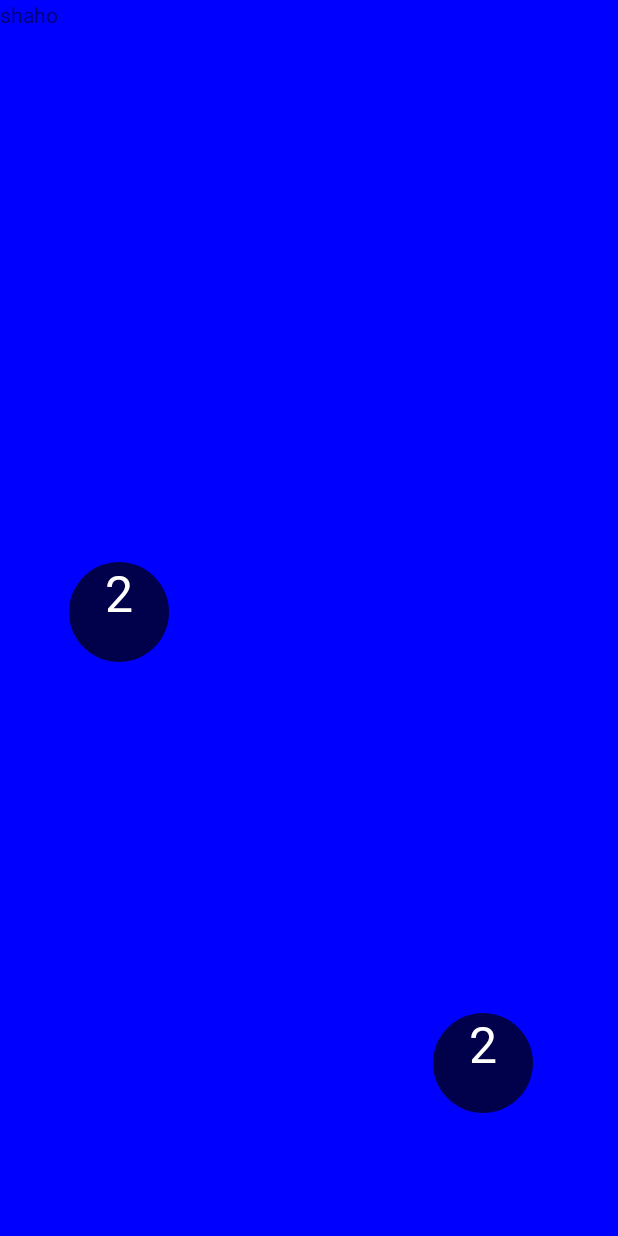
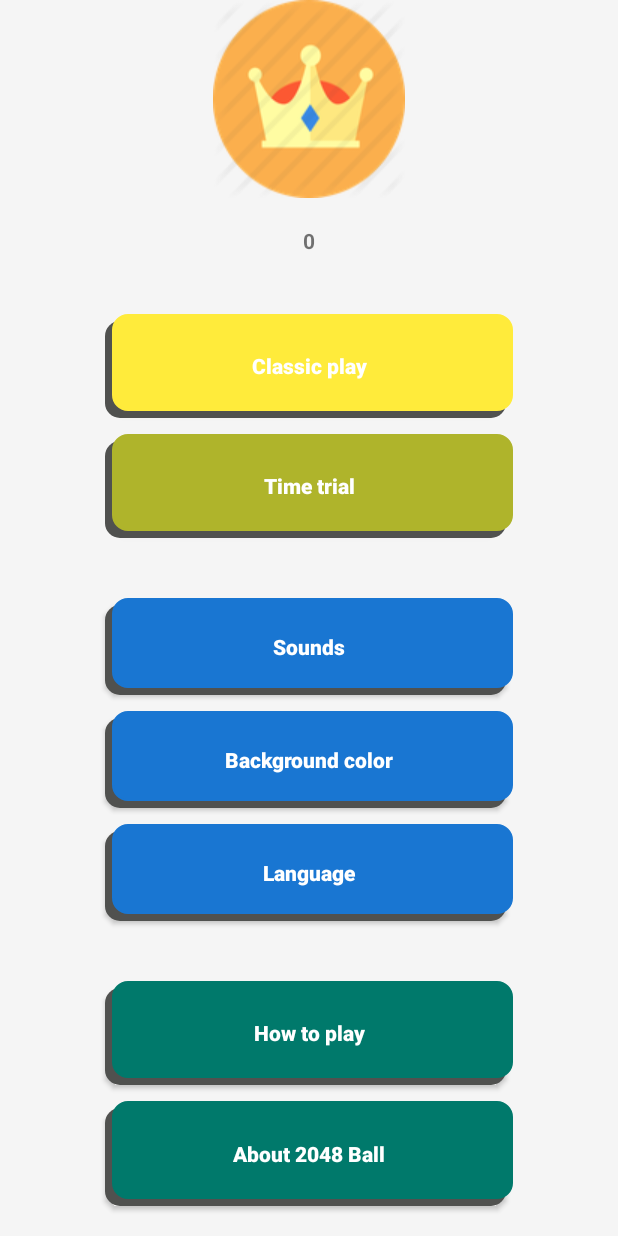
Before and after one commit to ShahoBashoki/2048Ball2, an Android app: the screen it shows after launch (MainActivity before the commit, MenuActivity after it), on a phone screen of 412 x 824 dp. Run offline under Robolectric (Android 15) with nearby library versions, the light colour scheme and no system bars.

Commit message:
version 4.0

```diff
--- a/app/src/main/AndroidManifest.xml
+++ b/app/src/main/AndroidManifest.xml
@@ -9,6 +9,11 @@
         android:roundIcon="@mipmap/ic_launcher_round"
         android:supportsRtl="true"
         android:theme="@style/AppTheme">
+        <activity
+            android:name=".MenuActivity"
+            android:theme="@style/FullScreen">
+
+        </activity>
         <activity
             android:name=".MainActivity"
             android:theme="@style/FullScreen">
--- a/app/src/main/java/com/savar/a2048ball/BallView.java
+++ b/app/src/main/java/com/savar/a2048ball/BallView.java
@@ -70,6 +70,7 @@ public class BallView extends View
                 canvas.drawCircle(MainActivity.xPos.get(x), MainActivity.yPos.get(x), MainActivity.radius.get(x), paint);
                 paint.setColor(Color.WHITE);
                 canvas.drawText(MainActivity.type.get(x) + "", MainActivity.xPos.get(x), MainActivity.yPos.get(x), paint);
+                MainActivity.txt.setText(MainActivity.score+"");
                 invalidate();
 //            }
         }
--- a/app/src/main/java/com/savar/a2048ball/MainActivity.java
+++ b/app/src/main/java/com/savar/a2048ball/MainActivity.java
@@ -26,7 +26,7 @@ import java.util.Random;
 
 public class MainActivity extends Activity implements SensorEventListener2
 {
-    private int score=0;
+    public static int score=0;
 
     public static ArrayList<Float> xPos=new ArrayList<Float>();
     private ArrayList<Float> xVel=new ArrayList<Float>();
@@ -65,7 +65,7 @@ public class MainActivity extends Activity implements SensorEventListener2
     protected void onCreate(Bundle savedInstanceState)
     {
         super.onCreate(savedInstanceState);
-        final BallView ballView = new BallView(this);
+        BallView ballView = new BallView(this);
         ballView.setBackgroundResource(R.color.colorBallView);
         setContentView(R.layout.activity_main);
         setRequestedOrientation(ActivityInfo.SCREEN_ORIENTATION_PORTRAIT);
@@ -73,16 +73,7 @@ public class MainActivity extends Activity implements SensorEventListener2
 
         screen=(RelativeLayout) findViewById(R.id.screen);
         txt=(TextView) findViewById(R.id.txt);
-        screen.setBackgroundColor(Color.BLUE);
-        txt.setText("shaho");
-
-       // ballView.setBackgroundColor(Color.GREEN);
-        ballView.setX(0);
-        ballView.setY(0);
-
         screen.addView(ballView);
-
-//        ballView.bringToFront();
 
         R1=rand.nextInt((255 - 0) + 1) + 0;
         G1=rand.nextInt((255 - 0) + 1) + 0;
@@ -103,7 +94,7 @@ public class MainActivity extends Activity implements SensorEventListener2
                         @Override
                         public void run()
                         {
-                            ObjectAnimator colorFade = ObjectAnimator.ofObject(ballView, "backgroundColor", new ArgbEvaluator(), Color.argb(0, R1, G1, B1), Color.argb(0, R2, G2, B2));
+                            ObjectAnimator colorFade = ObjectAnimator.ofObject(screen, "backgroundColor", new ArgbEvaluator(), Color.argb(255, R1, G1, B1), Color.argb(255, R2, G2, B2));
                             colorFade.setDuration(7000);
                             colorFade.start();
                         }
@@ -151,7 +142,6 @@ public class MainActivity extends Activity implements SensorEventListener2
             double a=Math.pow(n-xRandom,2);
             double r=2500.0;
             double b=Math.sqrt(r-a);
-            Log.i("shaho",xRandom+"///"+yRandom+"///"+a+"///"+n+"///////"+b);
             for (int u = (int) (yRandom-b); u<=yRandom+b; u++)
                 Location[n][u]=1;
         }
@@ -185,7 +175,6 @@ public class MainActivity extends Activity implements SensorEventListener2
             double a=Math.pow(n-xRandom,2);
             double r=2500.0;
             double b=Math.sqrt(r-a);
-            Log.i("shaho",n+"///////"+b);
             for (int u = (int) (yRandom-b);u<=yRandom+b;u++)
                 Location[n][u]=1;
         }
--- /dev/null
+++ b/app/src/main/java/com/savar/a2048ball/MenuActivity.java
@@ -0,0 +1,33 @@
+package com.savar.a2048ball;
+
+import android.app.Activity;
+import android.content.Intent;
+import android.content.pm.ActivityInfo;
+import android.os.Bundle;
+import android.view.View;
+import android.widget.Button;
+
+public class MenuActivity extends Activity
+{
+    Button btnClassicPlay;
+
+    @Override
+    protected void onCreate( Bundle savedInstanceState)
+    {
+        super.onCreate(savedInstanceState);
+        setContentView(R.layout.activity_menu);
+        setRequestedOrientation(ActivityInfo.SCREEN_ORIENTATION_PORTRAIT);
+
+        btnClassicPlay= (Button) findViewById(R.id.btnClassicPlay);
+
+        btnClassicPlay.setOnClickListener(new View.OnClickListener()
+        {
+            @Override
+            public void onClick(View v)
+            {
+                Intent intent=new Intent(MenuActivity.this,MainActivity.class);
+                startActivity(intent);
+            }
+        });
+    }
+}//end of class
--- a/app/src/main/java/com/savar/a2048ball/SplashActivity.java
+++ b/app/src/main/java/com/savar/a2048ball/SplashActivity.java
@@ -34,7 +34,7 @@ public class SplashActivity extends Activity
             @Override
             public void run()
             {
-                Intent intent=new Intent(SplashActivity.this,MainActivity.class);
+                Intent intent=new Intent(SplashActivity.this,MenuActivity.class);
                 startActivity(intent);
 
                 SplashActivity.this.finish();
--- /dev/null
+++ b/app/src/main/res/drawable/shape1.xml
@@ -0,0 +1,36 @@
+<selector xmlns:android="http://schemas.android.com/apk/res/android">
+    <item>
+        <layer-list>
+            <item android:right="5dp" android:top="5dp">
+                <shape>
+                    <corners android:radius="10dp" />
+                    <solid android:color="@color/colorAccent" />
+                </shape>
+            </item>
+            <item android:bottom="5dp" android:left="5dp">
+                <shape>
+                    <gradient
+
+                        android:centerColor="@color/ClassicPlay"
+                        android:startColor="@color/ClassicPlay"
+                        android:endColor="@color/ClassicPlay"
+
+                        />
+                    <stroke android:width="1dp" android:color="@color/ClassicPlay" />
+                    <corners android:radius="10dp" />
+                    <padding
+                        android:left="0dp"
+                        android:top="0dp"
+                        android:right="0dp"
+                        android:bottom="0dp"
+                        />
+                    <size
+                        android:width="270dp"
+                        android:height="60dp"
+                        />
+                </shape>
+            </item>
+        </layer-list>
+    </item>
+
+</selector>
--- /dev/null
+++ b/app/src/main/res/drawable/shape2.xml
@@ -0,0 +1,36 @@
+<selector xmlns:android="http://schemas.android.com/apk/res/android">
+    <item>
+        <layer-list>
+            <item android:right="5dp" android:top="5dp">
+                <shape>
+                    <corners android:radius="10dp" />
+                    <solid android:color="@color/colorAccent" />
+                </shape>
+            </item>
+            <item android:bottom="5dp" android:left="5dp">
+                <shape>
+                    <gradient
+
+                        android:centerColor="@color/TimeTrial"
+                        android:startColor="@color/TimeTrial"
+                        android:endColor="@color/TimeTrial"
+
+                        />
+                    <stroke android:width="1dp" android:color="@color/TimeTrial" />
+                    <corners android:radius="10dp" />
+                    <padding
+                        android:left="0dp"
+                        android:top="0dp"
+                        android:right="0dp"
+                        android:bottom="0dp"
+                        />
+                    <size
+                        android:width="270dp"
+                        android:height="60dp"
+                        />
+                </shape>
+            </item>
+        </layer-list>
+    </item>
+
+</selector>
--- /dev/null
+++ b/app/src/main/res/drawable/shape3.xml
@@ -0,0 +1,36 @@
+<selector xmlns:android="http://schemas.android.com/apk/res/android">
+    <item>
+        <layer-list>
+            <item android:right="5dp" android:top="5dp">
+                <shape>
+                    <corners android:radius="10dp" />
+                    <solid android:color="@color/colorAccent" />
+                </shape>
+            </item>
+            <item android:bottom="5dp" android:left="5dp">
+                <shape>
+                    <gradient
+
+                        android:centerColor="@color/SoundsBackgroundColorLanguage"
+                        android:startColor="@color/SoundsBackgroundColorLanguage"
+                        android:endColor="@color/SoundsBackgroundColorLanguage"
+
+                        />
+                    <stroke android:width="1dp" android:color="@color/SoundsBackgroundColorLanguage" />
+                    <corners android:radius="10dp" />
+                    <padding
+                        android:left="0dp"
+                        android:top="0dp"
+                        android:right="0dp"
+                        android:bottom="0dp"
+                        />
+                    <size
+                        android:width="270dp"
+                        android:height="60dp"
+                        />
+                </shape>
+            </item>
+        </layer-list>
+    </item>
+
+</selector>
--- /dev/null
+++ b/app/src/main/res/drawable/shape4.xml
@@ -0,0 +1,36 @@
+<selector xmlns:android="http://schemas.android.com/apk/res/android">
+    <item>
+        <layer-list>
+            <item android:right="5dp" android:top="5dp">
+                <shape>
+                    <corners android:radius="10dp" />
+                    <solid android:color="@color/colorAccent" />
+                </shape>
+            </item>
+            <item android:bottom="5dp" android:left="5dp">
+                <shape>
+                    <gradient
+
+                        android:centerColor="@color/HowToPlayAbout2048Ball"
+                        android:startColor="@color/HowToPlayAbout2048Ball"
+                        android:endColor="@color/HowToPlayAbout2048Ball"
+
+                        />
+                    <stroke android:width="1dp" android:color="@color/HowToPlayAbout2048Ball" />
+                    <corners android:radius="10dp" />
+                    <padding
+                        android:left="0dp"
+                        android:top="0dp"
+                        android:right="0dp"
+                        android:bottom="0dp"
+                        />
+                    <size
+                        android:width="270dp"
+                        android:height="60dp"
+                        />
+                </shape>
+            </item>
+        </layer-list>
+    </item>
+
+</selector>
--- a/app/src/main/res/layout/activity_main.xml
+++ b/app/src/main/res/layout/activity_main.xml
@@ -4,13 +4,18 @@
     android:id="@+id/screen"
     android:layout_width="match_parent"
     android:layout_height="match_parent"
+    android:gravity="center_vertical"
     tools:context="com.savar.a2048ball.MainActivity">
 
 
     <TextView
         android:id="@+id/txt"
-        android:layout_width="wrap_content"
+        android:layout_width="match_parent"
         android:layout_height="wrap_content"
         android:gravity="center"
-        android:text="TextView" />
+        android:text="0"
+        android:textSize="50sp"
+        android:textStyle="bold"
+        android:layout_centerVertical="true"
+        android:layout_alignParentStart="true" />
 </RelativeLayout>
--- /dev/null
+++ b/app/src/main/res/layout/activity_menu.xml
@@ -0,0 +1,158 @@
+<?xml version="1.0" encoding="utf-8"?>
+<LinearLayout xmlns:android="http://schemas.android.com/apk/res/android"
+    xmlns:app="http://schemas.android.com/apk/res-auto"
+    android:layout_width="match_parent"
+    android:layout_height="match_parent"
+    android:background="#F5F5F5"
+    android:orientation="vertical">
+
+    <LinearLayout
+        android:layout_width="match_parent"
+        android:layout_height="0dp"
+        android:layout_weight="0.23"
+        android:gravity="center"
+        android:orientation="vertical">
+
+        <ImageView
+            android:id="@+id/imageView"
+            android:layout_width="wrap_content"
+            android:layout_height="0dp"
+            android:layout_weight="0.7"
+            android:background="@drawable/c" />
+
+        <TextView
+            android:id="@+id/txtScoreBest"
+            android:layout_width="match_parent"
+            android:layout_height="0dp"
+            android:layout_weight="0.3"
+            android:gravity="center"
+            android:text="0"
+            android:textStyle="bold" />
+    </LinearLayout>
+
+    <LinearLayout
+        android:layout_width="match_parent"
+        android:layout_height="0dp"
+        android:layout_weight="0.23"
+        android:orientation="vertical">
+
+        <Button
+            android:id="@+id/btnClassicPlay"
+            android:layout_width="match_parent"
+            android:layout_height="0dp"
+            android:layout_marginBottom="5dp"
+            android:layout_marginLeft="70dp"
+            android:layout_marginRight="70dp"
+            android:layout_marginTop="20dp"
+            android:layout_weight="0.5"
+            android:background="@drawable/shape1"
+            android:text="@string/ClassicPlay"
+            android:textAllCaps="false"
+            android:textColor="@android:color/white"
+            android:textStyle="bold" />
+
+        <Button
+            android:id="@+id/btnTimeTrial"
+            android:layout_width="match_parent"
+            android:layout_height="0dp"
+            android:layout_marginBottom="20dp"
+            android:layout_marginLeft="70dp"
+            android:layout_marginRight="70dp"
+            android:layout_marginTop="5dp"
+            android:layout_weight="0.5"
+            android:background="@drawable/shape2"
+            android:text="@string/TimeTrial"
+            android:textAllCaps="false"
+            android:textColor="@android:color/white"
+            android:textStyle="bold" />
+    </LinearLayout>
+
+    <LinearLayout
+        android:layout_width="match_parent"
+        android:layout_height="0dp"
+        android:layout_weight="0.31"
+        android:orientation="vertical">
+
+        <Button
+            android:id="@+id/btnSounds"
+            android:layout_width="match_parent"
+            android:layout_height="0dp"
+            android:layout_marginBottom="5dp"
+            android:layout_marginLeft="70dp"
+            android:layout_marginRight="70dp"
+            android:layout_marginTop="20dp"
+            android:layout_weight="0.33"
+            android:background="@drawable/shape3"
+            android:text="@string/Sounds"
+            android:textAllCaps="false"
+            android:textColor="@android:color/white"
+            android:textStyle="bold" />
+
+        <Button
+            android:id="@+id/btnBackgroundColor"
+            android:layout_width="match_parent"
+            android:layout_height="0dp"
+            android:layout_marginBottom="5dp"
+            android:layout_marginLeft="70dp"
+            android:layout_marginRight="70dp"
+            android:layout_marginTop="5dp"
+            android:layout_weight="0.33"
+            android:background="@drawable/shape3"
+            android:text="@string/BackgroundColor"
+            android:textAllCaps="false"
+            android:textColor="@android:color/white"
+            android:textStyle="bold" />
+
+        <Button
+            android:id="@+id/btnLanguage"
+            android:layout_width="match_parent"
+            android:layout_height="0dp"
+            android:layout_marginBottom="20dp"
+            android:layout_marginLeft="70dp"
+            android:layout_marginRight="70dp"
+            android:layout_marginTop="5dp"
+            android:layout_weight="0.33"
+            android:background="@drawable/shape3"
+            android:text="@string/Language"
+            android:textAllCaps="false"
+            android:textColor="@android:color/white"
+            android:textStyle="bold" />
+    </LinearLayout>
+
+    <LinearLayout
+        android:layout_width="match_parent"
+        android:layout_height="0dp"
+        android:layout_weight="0.23"
+        android:orientation="vertical">
+
+        <Button
+            android:id="@+id/btnHowToPlay"
+            android:layout_width="match_parent"
+            android:layout_height="0dp"
+            android:layout_marginBottom="5dp"
+            android:layout_marginLeft="70dp"
+            android:layout_marginRight="70dp"
+            android:layout_marginTop="20dp"
+            android:layout_weight="0.5"
+            android:background="@drawable/shape4"
+            android:text="@string/HowToPlay"
+            android:textAllCaps="false"
+            android:textColor="@android:color/white"
+            android:textStyle="bold" />
+
+        <Button
+            android:id="@+id/btnAbout2048Ball"
+            android:layout_width="match_parent"
+            android:layout_height="0dp"
+            android:layout_marginBottom="20dp"
+            android:layout_marginLeft="70dp"
+            android:layout_marginRight="70dp"
+            android:layout_marginTop="5dp"
+            android:layout_weight="0.5"
+            android:background="@drawable/shape4"
+            android:text="@string/About2048Ball"
+            android:textAllCaps="false"
+            android:textColor="@android:color/white"
+            android:textStyle="bold" />
+    </LinearLayout>
+</LinearLayout>
--- a/app/src/main/res/values/colors.xml
+++ b/app/src/main/res/values/colors.xml
@@ -5,4 +5,8 @@
     <color name="colorAccent">#50514F</color>
     <color name="windowBackground">#ffffff</color>
     <color name="colorBallView">#00ffffff</color>
+    <color name="SoundsBackgroundColorLanguage">#1976d2</color>
+    <color name="HowToPlayAbout2048Ball">#00796b</color>
+    <color name="TimeTrial">#afb42b</color>
+    <color name="ClassicPlay">#ffeb3b</color>
 </resources>
--- a/app/src/main/res/values/strings.xml
+++ b/app/src/main/res/values/strings.xml
@@ -1,3 +1,10 @@
 <resources>
     <string name="app_name">2048 Ball</string>
+    <string name="ClassicPlay">Classic play</string>
+    <string name="TimeTrial">Time trial</string>
+    <string name="About2048Ball">About 2048 Ball</string>
+    <string name="HowToPlay">How to play</string>
+    <string name="Sounds">Sounds</string>
+    <string name="BackgroundColor">Background color</string>
+    <string name="Language">Language</string>
 </resources>
```
Also changed, not shown: app/src/main/res/drawable/c.png (added), 1 other file.
